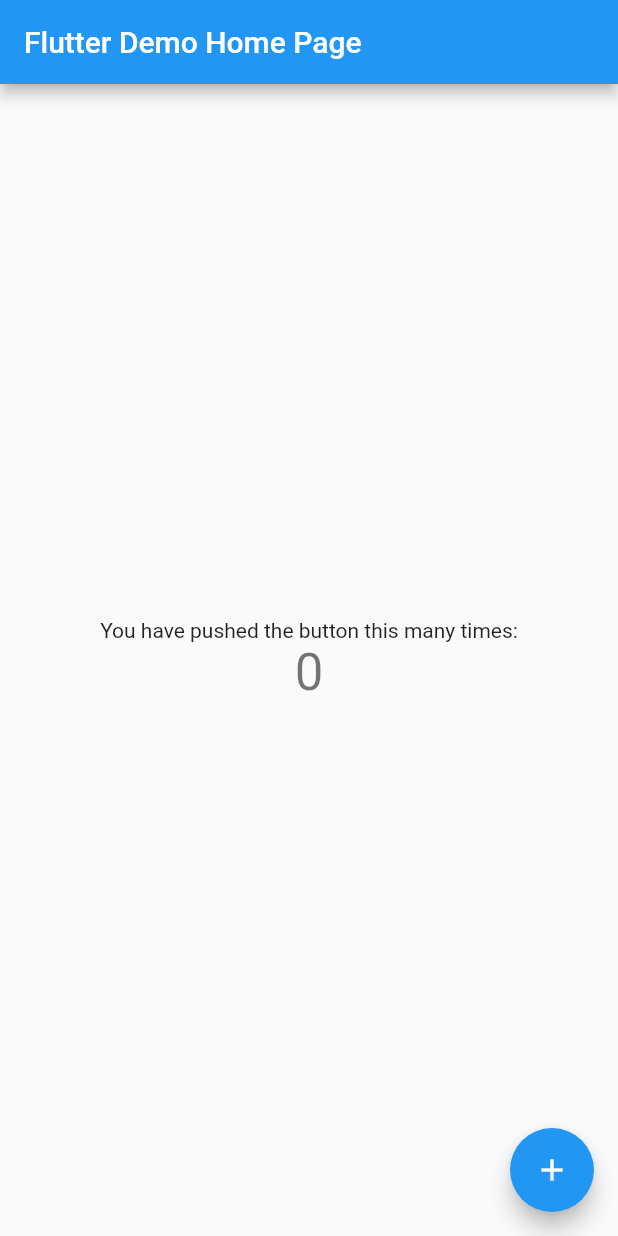
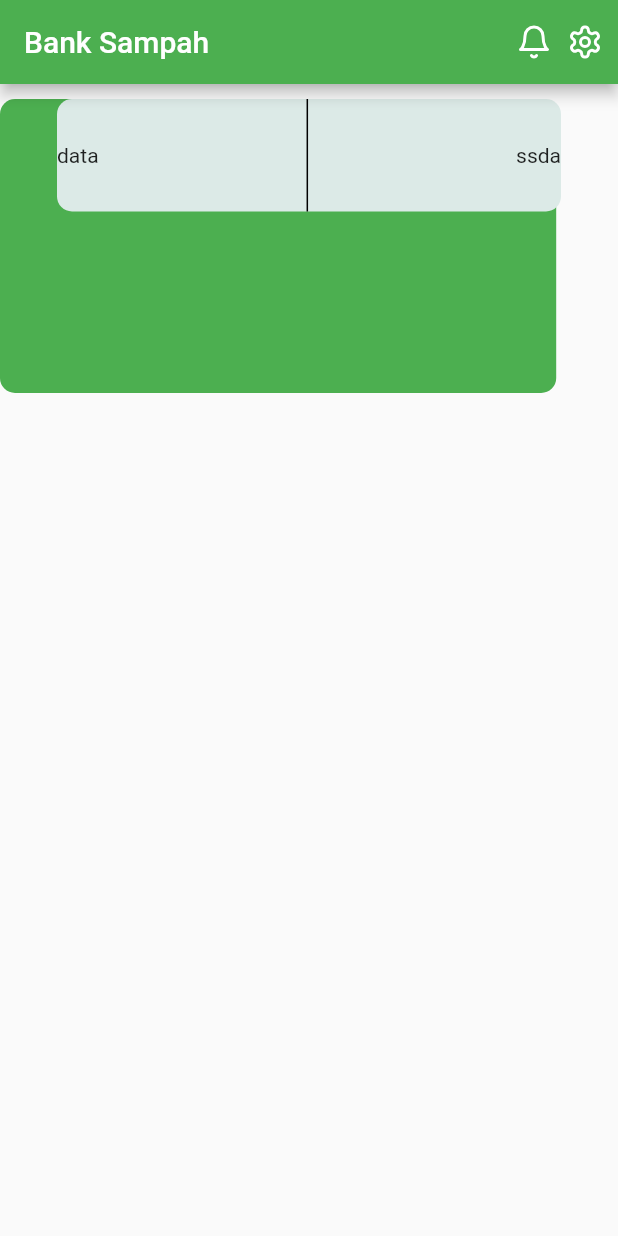
Before and after one commit to Galuhdap/BankSampahApp, a Flutter app: the screen it shows after launch, on a phone screen of 412 x 824 dp. Run offline on Flutter 3.47's test engine with Material 2 defaults, Android fonts, the phone set to English and light mode, and no system bars; our stand-ins replace flutter_svg.

Commit message:
PointCard
PointCard

```diff
--- a/analysis_options.yaml
+++ b/analysis_options.yaml
@@ -7,7 +7,7 @@
 
 # The following line activates a set of recommended lints for Flutter apps,
 # packages, and plugins designed to encourage good coding practices.
-include: package:flutter_lints/flutter.yaml
+# include: package:flutter_lints/flutter.yaml
 
 linter:
   # The lint rules applied to this project can be customized in the
--- /dev/null
+++ b/lib/Components/AppBar.dart
@@ -0,0 +1,27 @@
+import 'package:flutter/material.dart';
+import 'package:flutter_svg/svg.dart';
+
+import '../Data/ColorsData.dart';
+
+AppBar appbar() {
+    return AppBar(
+      title: Text("Bank Sampah"),
+      backgroundColor: color1,
+      actions: [
+        InkWell(
+          onTap: (){},
+          child: SvgPicture.string(
+            '''<svg xmlns="http://www.w3.org/2000/svg" width="100" height="100" viewBox="0 0 24 24" fill="none" stroke="#ffffff" stroke-width="2" stroke-linecap="round" stroke-linejoin="round"><path d="M6 8a6 6 0 0 1 12 0c0 7 3 9 3 9H3s3-2 3-9"/><path d="M10.3 21a1.94 1.94 0 0 0 3.4 0"/></svg>''',
+          ),
+        ),
+        Padding(padding: EdgeInsets.all(5)),
+        InkWell(
+          onTap: (){},
+          child: SvgPicture.string(
+            '''<svg xmlns="http://www.w3.org/2000/svg" width="24" height="24" viewBox="0 0 24 24" fill="none" stroke="#ffffff" stroke-width="2" stroke-linecap="round" stroke-linejoin="round" class="lucide lucide-settings"><path d="M12.22 2h-.44a2 2 0 0 0-2 2v.18a2 2 0 0 1-1 1.73l-.43.25a2 2 0 0 1-2 0l-.15-.08a2 2 0 0 0-2.73.73l-.22.38a2 2 0 0 0 .73 2.73l.15.1a2 2 0 0 1 1 1.72v.51a2 2 0 0 1-1 1.74l-.15.09a2 2 0 0 0-.73 2.73l.22.38a2 2 0 0 0 2.73.73l.15-.08a2 2 0 0 1 2 0l.43.25a2 2 0 0 1 1 1.73V20a2 2 0 0 0 2 2h.44a2 2 0 0 0 2-2v-.18a2 2 0 0 1 1-1.73l.43-.25a2 2 0 0 1 2 0l.15.08a2 2 0 0 0 2.73-.73l.22-.39a2 2 0 0 0-.73-2.73l-.15-.08a2 2 0 0 1-1-1.74v-.5a2 2 0 0 1 1-1.74l.15-.09a2 2 0 0 0 .73-2.73l-.22-.38a2 2 0 0 0-2.73-.73l-.15.08a2 2 0 0 1-2 0l-.43-.25a2 2 0 0 1-1-1.73V4a2 2 0 0 0-2-2z"/><circle cx="12" cy="12" r="3"/></svg>''',
+          ),
+        ),
+        Padding(padding: EdgeInsets.all(5)),
+      ],
+    );
+  }
--- /dev/null
+++ b/lib/Components/PointCard.dart
@@ -0,0 +1,21 @@
+import 'package:flutter/material.dart';
+
+class PoinCard extends StatefulWidget {
+  const PoinCard({super.key});
+
+  @override
+  State<PoinCard> createState() => _PoinCardState();
+}
+
+class _PoinCardState extends State<PoinCard> {
+  @override
+  Widget build(BuildContext context) {
+    return Scaffold(
+      body: Container(
+        width: 384,
+        height: 196,
+        color: Colors.black,
+      ),
+    );
+  }
+}
--- /dev/null
+++ b/lib/Data/ColorsData.dart
@@ -0,0 +1,5 @@
+
+import 'package:flutter/rendering.dart';
+
+var color1 = const Color(0xfff4CAF50);
+var color2 = const Color(0xfffDCEAE7);
--- /dev/null
+++ b/lib/Pages/Nasabah/Home.dart
@@ -0,0 +1,65 @@
+import 'package:banksampah_application/Data/ColorsData.dart';
+import 'package:flutter/material.dart';
+import 'package:flutter/src/widgets/framework.dart';
+import 'package:flutter/src/widgets/placeholder.dart';
+import 'package:flutter_svg/svg.dart';
+
+import '../../Components/AppBar.dart';
+
+class Home extends StatefulWidget {
+  const Home({super.key});
+
+  @override
+  State<Home> createState() => _HomeState();
+}
+
+class _HomeState extends State<Home> {
+  @override
+  Widget build(BuildContext context) {
+    var size = MediaQuery.of(context).size;
+    return Scaffold(
+      appBar: appbar(),
+      body: Padding(
+        padding: const EdgeInsets.only(top: 10),
+        child: Center(
+          child: Column(
+            crossAxisAlignment: CrossAxisAlignment.center,
+            children: [
+              Stack(children: [
+                Container(
+                  width: size.width * 0.9,
+                  height: 196,
+                  decoration: BoxDecoration(
+                    color: color1,
+                    borderRadius: BorderRadius.circular(10),
+                  ),
+                ),
+                Center(
+                  child: Container(
+                      width: 336,
+                      height: 75,
+                      decoration: BoxDecoration(
+                        color: color2,
+                        borderRadius: BorderRadius.circular(10),
+                      ),
+                      child: Row(
+                        mainAxisAlignment: MainAxisAlignment.spaceBetween,
+                        children: [
+                          Text("data"),
+                          Container(
+                            width: 1,
+                            height: 75,
+                            color: Colors.black,
+                          ),
+                          Text("ssda")
+                        ],
+                      )),
+                ),
+              ]),
+            ],
+          ),
+        ),
+      ),
+    );
+  }
+}
--- a/lib/main.dart
+++ b/lib/main.dart
@@ -1,4 +1,7 @@
+import 'package:banksampah_application/Pages/Nasabah/Home.dart';
 import 'package:flutter/material.dart';
+
+import 'Components/PointCard.dart';
 
 void main() {
   runApp(const MyApp());
@@ -11,105 +14,7 @@
   @override
   Widget build(BuildContext context) {
     return MaterialApp(
-      title: 'Flutter ',
-      theme: ThemeData(
-        // This is the theme of your application.
-        //
-        // Try running your application with "flutter run". You'll see the
-        // application has a blue toolbar. Then, without quitting the app, try
-        // changing the primarySwatch below to Colors.green and then invoke
-        // "hot reload" (press "r" in the console where you ran "flutter run",
-        // or simply save your changes to "hot reload" in a Flutter IDE).
-        // Notice that the counter didn't reset back to zero; the application
-        // is not restarted.
-        primarySwatch: Colors.blue,
-      ),
-      home: const MyHomePage(title: 'Flutter Demo Home Page'),
+      home: Home()
     );
   }
 }
-
-class MyHomePage extends StatefulWidget {
-  const MyHomePage({super.key, required this.title});
-
-  // This widget is the home page of your application. It is stateful, meaning
-  // that it has a State object (defined below) that contains fields that affect
-  // how it looks.
-
-  // This class is the configuration for the state. It holds the values (in this
-  // case the title) provided by the parent (in this case the App widget) and
-  // used by the build method of the State. Fields in a Widget subclass are
-  // always marked "final".
-
-  final String title;
-
-  @override
-  State<MyHomePage> createState() => _MyHomePageState();
-}
-
-class _MyHomePageState extends State<MyHomePage> {
-  int _counter = 0;
-
-  void _incrementCounter() {
-    setState(() {
-      // This call to setState tells the Flutter framework that something has
-      // changed in this State, which causes it to rerun the build method below
-      // so that the display can reflect the updated values. If we changed
-      // _counter without calling setState(), then the build method would not be
-      // called again, and so nothing would appear to happen.
-      _counter++;
-    });
-  }
-
-  @override
-  Widget build(BuildContext context) {
-    // This method is rerun every time setState is called, for instance as done
-    // by the _incrementCounter method above.
-    //
-    // The Flutter framework has been optimized to make rerunning build methods
-    // fast, so that you can just rebuild anything that needs updating rather
-    // than having to individually change instances of widgets.
-    return Scaffold(
-      appBar: AppBar(
-        // Here we take the value from the MyHomePage object that was created by
-        // the App.build method, and use it to set our appbar title.
-        title: Text(widget.title),
-      ),
-      body: Center(
-        // Center is a layout widget. It takes a single child and positions it
-        // in the middle of the parent.
-        child: Column(
-          // Column is also a layout widget. It takes a list of children and
-          // arranges them vertically. By default, it sizes itself to fit its
-          // children horizontally, and tries to be as tall as its parent.
-          //
-          // Invoke "debug painting" (press "p" in the console, choose the
-          // "Toggle Debug Paint" action from the Flutter Inspector in Android
-          // Studio, or the "Toggle Debug Paint" command in Visual Studio Code)
-          // to see the wireframe for each widget.
-          //
-          // Column has various properties to control how it sizes itself and
-          // how it positions its children. Here we use mainAxisAlignment to
-          // center the children vertically; the main axis here is the vertical
-          // axis because Columns are vertical (the cross axis would be
-          // horizontal).
-          mainAxisAlignment: MainAxisAlignment.center,
-          children: <Widget>[
-            const Text(
-              'You have pushed the button this many times:',
-            ),
-            Text(
-              '$_counter',
-              style: Theme.of(context).textTheme.headlineMedium,
-            ),
-          ],
-        ),
-      ),
-      floatingActionButton: FloatingActionButton(
-        onPressed: _incrementCounter,
-        tooltip: 'Increment',
-        child: const Icon(Icons.add),
-      ), // This trailing comma makes auto-formatting nicer for build methods.
-    );
-  }
-}
```
Also changed, not shown: pubspec.yaml (+1 -6 lines), pubspec.lock.
